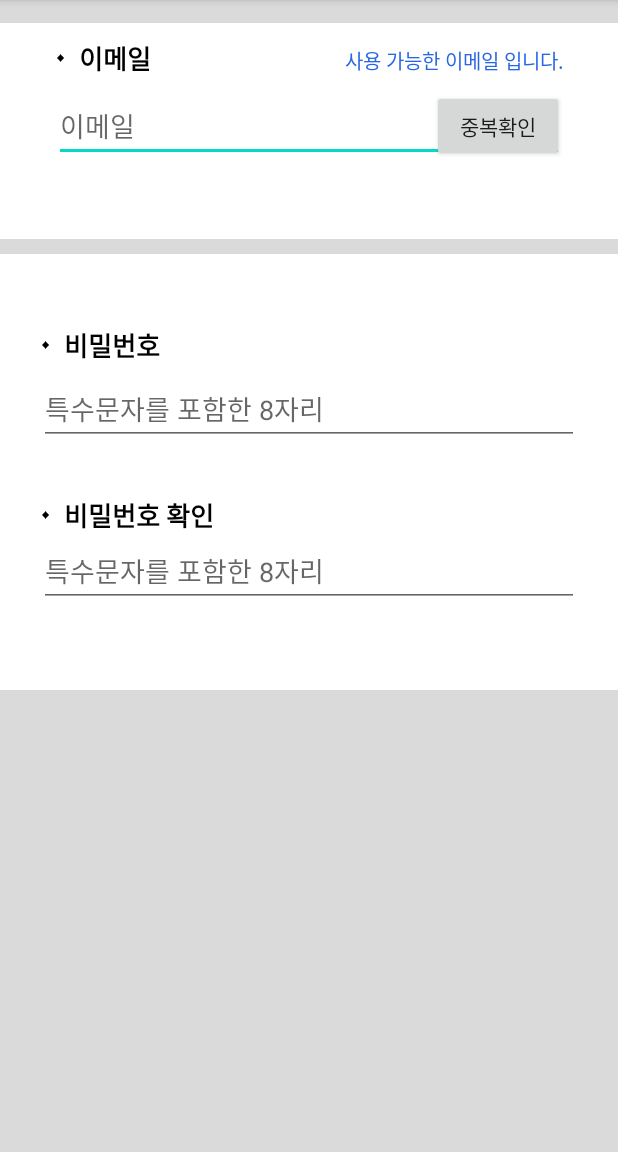
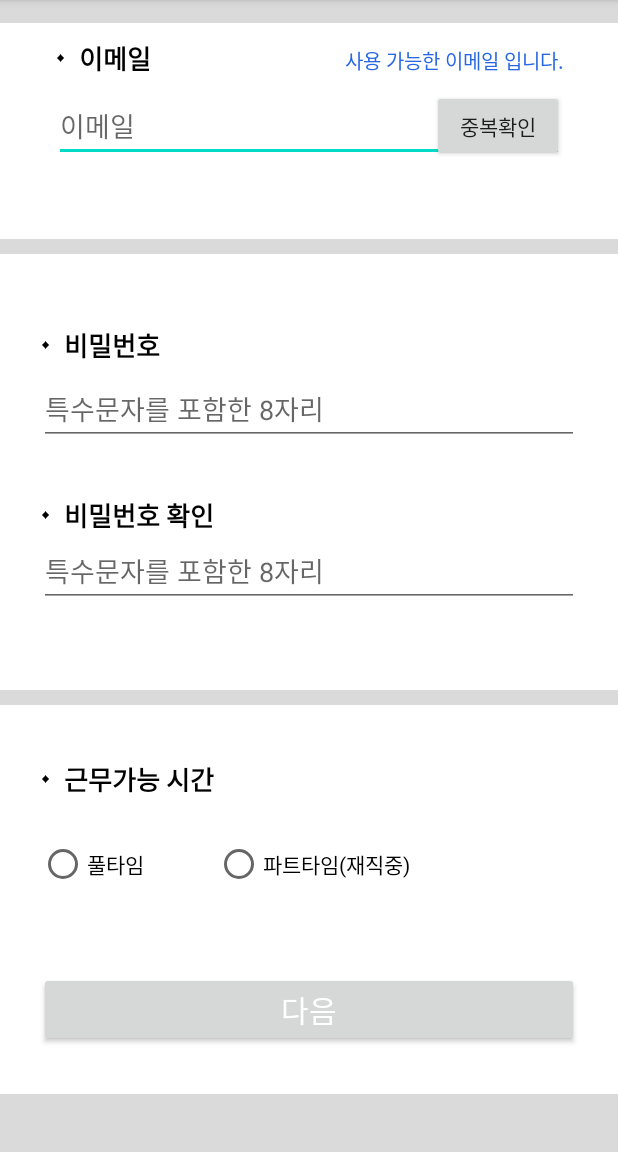
Before and after one commit to smlrkh1107/SignIn_and_Intent_Address, an Android app: the screen it shows after launch (MainActivity), on a phone screen of 412 x 824 dp, the part 84-1236 px from its top. Run offline under Robolectric (Android 15) with nearby library versions, the phone set to English and light mode, and no system bars.

Commit message:
스크롤 뷰를 장착

```diff
--- a/app/src/main/res/layout/activity_main.xml
+++ b/app/src/main/res/layout/activity_main.xml
@@ -7,6 +7,13 @@
     android:paddingBottom="15dp"
     android:background="#DADADA">
 
+    <ScrollView
+        android:layout_width="match_parent"
+        android:layout_height="match_parent">
+        <LinearLayout
+            android:layout_width="match_parent"
+            android:layout_height="wrap_content"
+            android:orientation="vertical">
 
     <LinearLayout
         android:layout_width="match_parent"
@@ -148,6 +155,63 @@
             android:inputType="textPassword"/>
     </LinearLayout>
 
+    <LinearLayout
+        android:paddingLeft="26dp"
+        android:paddingRight="26dp"
+        android:layout_marginTop="10dp"
+        android:layout_width="match_parent"
+        android:layout_height="wrap_content"
+        android:background="#FFFFFF"
+        android:orientation="vertical">
+        <LinearLayout
+            android:layout_marginTop="36dp"
+            android:layout_width="match_parent"
+            android:layout_height="wrap_content"
+            android:orientation="horizontal">
+            <ImageView
+                android:layout_margin="2dp"
+                android:layout_width="5dp"
+                android:layout_height="5dp"
+                android:src="@drawable/image"
+                android:layout_gravity="center"/>
+            <TextView
+                android:layout_weight="1"
+                android:layout_marginLeft="7dp"
+                android:layout_width="wrap_content"
+                android:layout_height="wrap_content"
+                android:text="근무가능 시간"
+                android:textColor="#000000"
+                android:textSize="17sp"
+                android:textStyle="bold"/>
+        </LinearLayout>
+        <RadioGroup
+            android:layout_marginTop="27dp"
+            android:layout_width="match_parent"
+            android:layout_height="wrap_content"
+            android:orientation="horizontal">
+            <RadioButton
+                android:layout_marginRight="47dp"
+                android:layout_width="wrap_content"
+                android:layout_height="wrap_content"
+                android:text="풀타임"/>
+            <RadioButton
+                android:layout_width="wrap_content"
+                android:layout_height="wrap_content"
+                android:text="파트타임(재직중)"/>
+        </RadioGroup>
+        <Button
+            android:layout_marginTop="56dp"
+            android:layout_marginBottom="31dp"
+            android:layout_width="match_parent"
+            android:layout_height="wrap_content"
+            android:text="다음"
+            android:textSize="20sp"
+            android:textColor="#FFFFFF"/>
+    </LinearLayout>
+</LinearLayout>
 
 
+    </ScrollView>
 </LinearLayout>
+
+<!--작성된 길이가 너무 길어 잘린다....!-->
```
Lines whose indentation alone changed are shown as unchanged.
